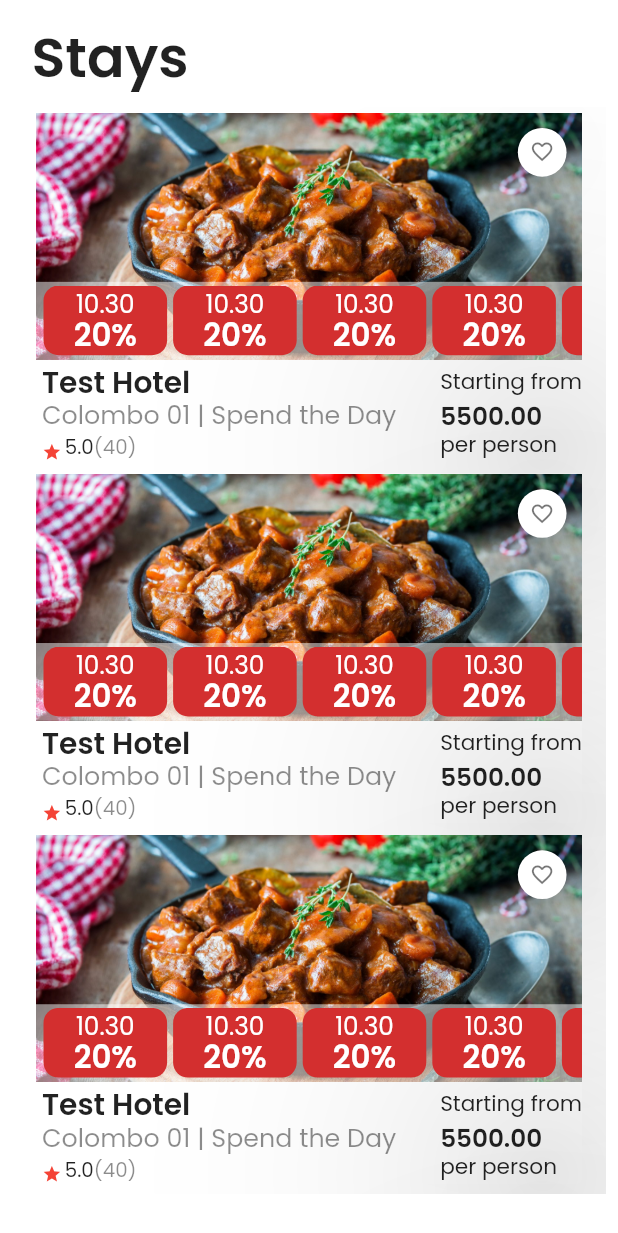
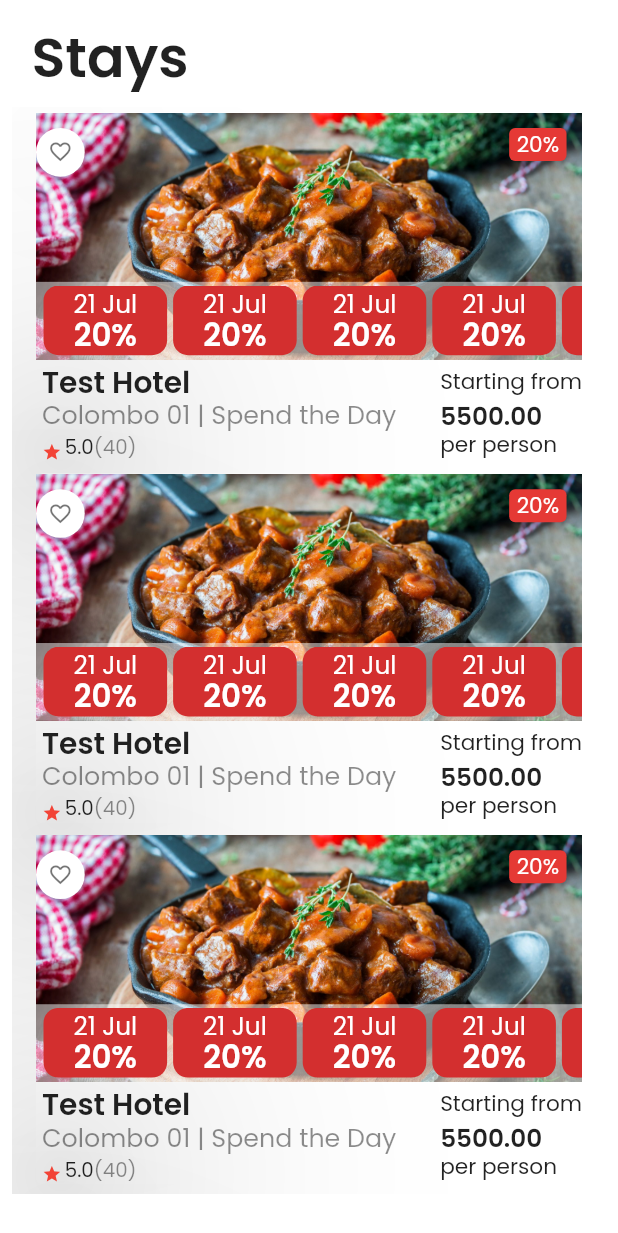
Before and after one commit to lanka97/DealsApp, a Flutter app: the screen it shows after launch, on a phone screen of 412 x 824 dp. Shown: the top 1233 px of the screen. Run offline on Flutter 3.47's test engine with Material 2 defaults, Android fonts, the phone set to English and light mode, and no system bars; our stand-ins replace cached_network_image; missing offline and left inert: qrscan.

```diff
--- a/lib/pages/ActivityItem.dart
+++ b/lib/pages/ActivityItem.dart
@@ -245,7 +245,7 @@ class _ActivityItemState extends State<ActivityItem> {
                     child: Column(
                       mainAxisAlignment: MainAxisAlignment.center,
                       children: [
-                        Text("10.30",
+                        Text("21 Jul",
                             style: TextStyle(
                                 color: Colors.white,
                                 fontSize: SizeConfig.blockSizeHorizontal * 4)),
--- a/lib/pages/spaItem.dart
+++ b/lib/pages/spaItem.dart
@@ -245,7 +245,7 @@ class _SpaItemState extends State<SpaItem> {
                     child: Column(
                       mainAxisAlignment: MainAxisAlignment.center,
                       children: [
-                        Text("10.30",
+                        Text("21 Jul",
                             style: TextStyle(
                                 color: Colors.white,
                                 fontSize: SizeConfig.blockSizeHorizontal * 4)),
--- a/lib/pages/staysItem.dart
+++ b/lib/pages/staysItem.dart
@@ -46,7 +46,7 @@ class _StaysItemState extends State<StaysItem> {
                     ),
                   ),
                   Container(
-                    alignment: Alignment.topRight,
+                    alignment: Alignment.topLeft,
                     width: double.maxFinite,
                     margin: EdgeInsets.only(
                         top: SizeConfig.screenHeight * 0.0125,
@@ -66,6 +66,30 @@ class _StaysItemState extends State<StaysItem> {
                               size: SizeConfig.screenWidth * 0.04,
                             ),
                           )),
+                    ),
+                  ),
+                  Container(
+                    alignment: Alignment.topRight,
+                    width: double.maxFinite,
+
+                    margin: EdgeInsets.only(
+                        top: SizeConfig.screenHeight * 0.0125,
+                        right: SizeConfig.screenWidth * 0.025),
+                    child: Container(
+                        decoration: BoxDecoration(
+                            color: Colors.red[600],
+                          borderRadius: BorderRadius.circular(4)
+                        ),
+                        child: Padding(
+                          padding: const EdgeInsets.fromLTRB(5.0,0,5,0),
+                          child: Text("20%",
+                            style: TextStyle(
+                              fontSize: SizeConfig.blockSizeHorizontal * 3.5,
+//                              fontWeight: FontWeight.bold,
+                              color: Colors.white
+                            ),
+                          ),
+                        )
                     ),
                   ),
                   Container(
@@ -245,7 +269,7 @@ class _StaysItemState extends State<StaysItem> {
                     child: Column(
                       mainAxisAlignment: MainAxisAlignment.center,
                       children: [
-                        Text("10.30",
+                        Text("21 Jul",
                             style: TextStyle(
                                 color: Colors.white,
                                 fontSize: SizeConfig.blockSizeHorizontal * 4)),
```
